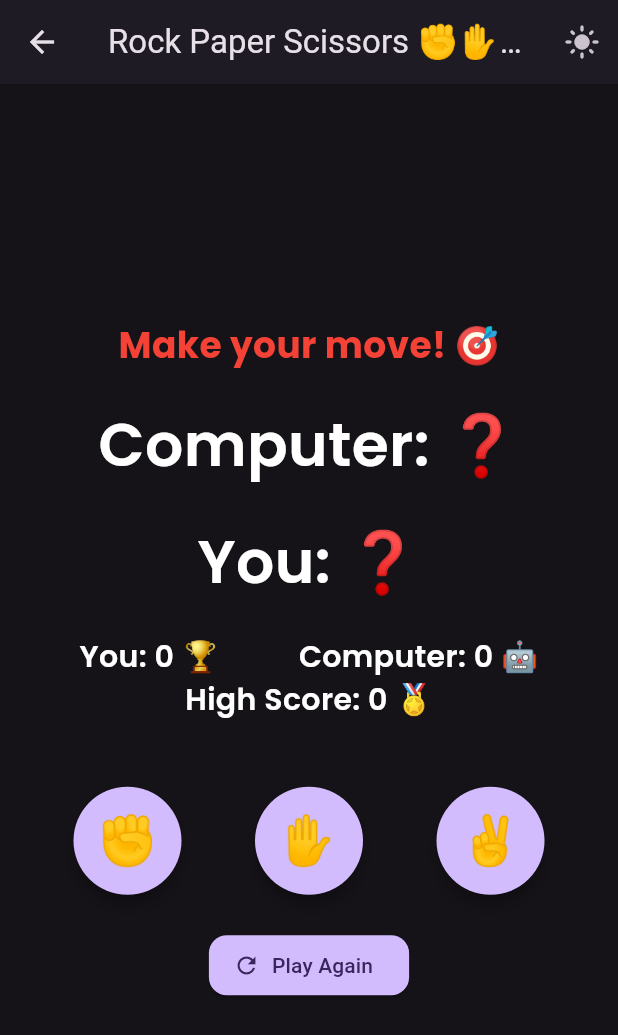
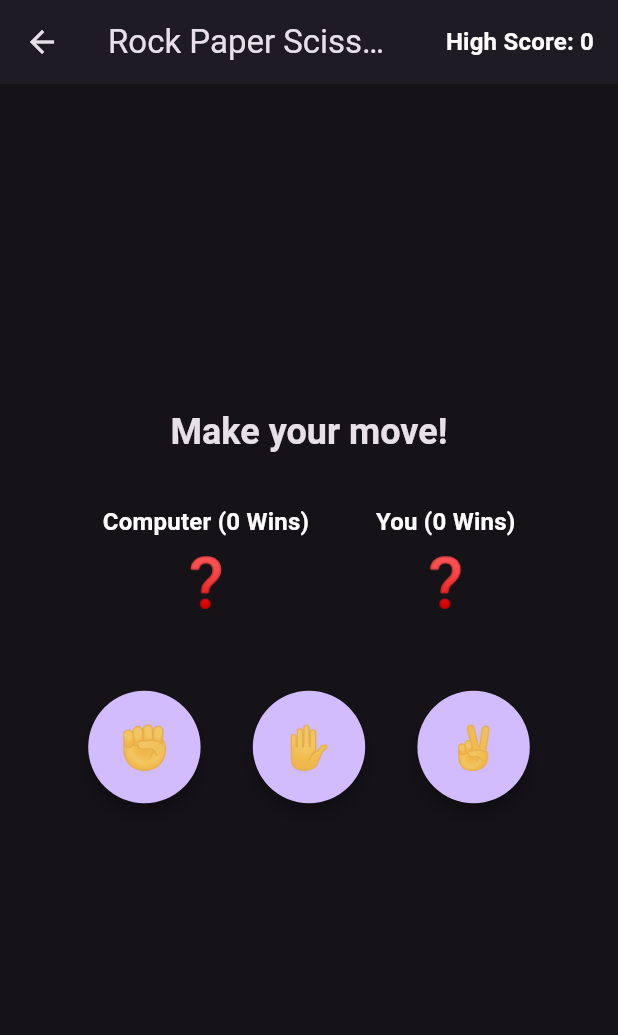
Before and after one commit to Anikshakya/Mini-Games, a Flutter app: the RockPaperScissorsScreen screen opened directly, on a phone screen of 412 x 824 dp. Shown: the top 1035 px of the screen. Run offline on Flutter 3.47's test engine with Material 3 defaults, Android fonts, the light colour scheme and no system bars; our stand-ins replace confetti, get, get_storage, google_fonts, shared_preferences; accounts and stored records are empty.

Commit message:
Managed - Rock Paper Sisscors

```diff
--- a/lib/src/view/games/rock_paper_scissors.dart
+++ b/lib/src/view/games/rock_paper_scissors.dart
@@ -1,23 +1,19 @@
 import 'dart:math';
-
 import 'package:flutter/material.dart';
-import 'package:get/get.dart';
-import 'package:google_fonts/google_fonts.dart';
-import 'package:juju_games/src/app_config/app_theme/theme_controller.dart';
 import 'package:shared_preferences/shared_preferences.dart';
 
 class RockPaperScissorsScreen extends StatefulWidget {
   const RockPaperScissorsScreen({super.key});
 
   @override
-  _RockPaperScissorsScreenState createState() => _RockPaperScissorsScreenState();
+  State<RockPaperScissorsScreen> createState() => _RockPaperScissorsScreenState();
 }
 
 class _RockPaperScissorsScreenState extends State<RockPaperScissorsScreen> {
   String playerChoice = '';
   String computerChoice = '';
   String result = '';
-  List<String> options = ['✊', '✋', '✌️'];
+  final List<String> options = ['✊', '✋', '✌️'];
   int playerWins = 0;
   int computerWins = 0;
   int highScore = 0;
@@ -28,132 +24,16 @@ class _RockPaperScissorsScreenState extends State<RockPaperScissorsScreen> {
     _loadHighScore();
   }
 
-  void _loadHighScore() async {
+  Future<void> _loadHighScore() async {
     final prefs = await SharedPreferences.getInstance();
     setState(() {
       highScore = prefs.getInt('rps_high_score') ?? 0;
     });
   }
 
-  void _saveHighScore() async {
+  Future<void> _saveHighScore() async {
     final prefs = await SharedPreferences.getInstance();
     await prefs.setInt('rps_high_score', highScore);
-  }
-
-  @override
-  Widget build(BuildContext context) {
-    final ThemeController themeController = Get.find();
-    return Scaffold(
-      appBar: AppBar(
-        title: const Text('Rock Paper Scissors ✊✋✌️'),
-        centerTitle: true,
-        actions: [
-          Obx(() => IconButton(
-                icon: Icon(themeController.isDarkMode.value ? Icons.light_mode : Icons.dark_mode),
-                onPressed: themeController.toggleTheme,
-                tooltip: 'Toggle Theme',
-              )),
-        ],
-      ),
-      body: Container(
-        decoration: BoxDecoration(
-          gradient: LinearGradient(
-            begin: Alignment.topCenter,
-            end: Alignment.bottomCenter,
-            colors: [
-              Theme.of(context).colorScheme.background,
-              Theme.of(context).colorScheme.background.withOpacity(0.8),
-            ],
-          ),
-        ),
-        child: Center(
-          child: Column(
-            mainAxisAlignment: MainAxisAlignment.center,
-            children: [
-              Text(
-                result.isNotEmpty ? result : 'Make your move! 🎯',
-                style: GoogleFonts.poppins(
-                  fontSize: 24,
-                  fontWeight: FontWeight.bold,
-                  color: result.contains('Win')
-                      ? Colors.green[700]
-                      : result.contains('Draw')
-                          ? Colors.blue[700]
-                          : Colors.red,
-                ),
-              ),
-              const SizedBox(height: 20),
-              Text(
-                'Computer: ${computerChoice.isNotEmpty ? computerChoice : '❓'}',
-                style: GoogleFonts.poppins(
-                    fontSize: 40,
-                    fontWeight: FontWeight.w600,
-                    color: Theme.of(context).textTheme.bodyLarge!.color),
-              ),
-              const SizedBox(height: 20),
-              Text(
-                'You: ${playerChoice.isNotEmpty ? playerChoice : '❓'}',
-                style: GoogleFonts.poppins(
-                    fontSize: 40,
-                    fontWeight: FontWeight.w600,
-                    color: Theme.of(context).textTheme.bodyLarge!.color),
-              ),
-              const SizedBox(height: 20),
-              Row(
-                mainAxisAlignment: MainAxisAlignment.spaceEvenly,
-                children: [
-                  Text(
-                    'You: $playerWins 🏆',
-                    style: GoogleFonts.poppins(
-                        fontSize: 20,
-                        fontWeight: FontWeight.w600,
-                        color: Theme.of(context).textTheme.bodyLarge!.color),
-                  ),
-                  Text(
-                    'Computer: $computerWins 🤖',
-                    style: GoogleFonts.poppins(
-                        fontSize: 20,
-                        fontWeight: FontWeight.w600,
-                        color: Theme.of(context).textTheme.bodyLarge!.color),
-                  ),
-                ],
-              ),
-              Text(
-                'High Score: $highScore 🏅',
-                style: GoogleFonts.poppins(
-                    fontSize: 20,
-                    fontWeight: FontWeight.w600,
-                    color: Theme.of(context).textTheme.bodyLarge!.color),
-              ),
-              const SizedBox(height: 40),
-              Row(
-                mainAxisAlignment: MainAxisAlignment.spaceEvenly,
-                children: options.map((option) {
-                  return ElevatedButton(
-                    onPressed: playerChoice.isEmpty ? () => playGame(option) : null,
-                    style: ElevatedButton.styleFrom(
-                      padding: const EdgeInsets.all(16),
-                      shape: const CircleBorder(),
-                      elevation: 4,
-                    ),
-                    child: Text(
-                      option,
-                      style: GoogleFonts.poppins(fontSize: 32),
-                    ),
-                  );
-                }).toList(),
-              ),
-              const SizedBox(height: 20),
-              ElevatedButton.icon(
-                icon: const Icon(Icons.refresh),
-                label: const Text('Play Again'),
-                onPressed: resetGame,
-              ),
-            ],
-          ),
-        ),
-      ),
-    );
   }
 
   void playGame(String choice) {
@@ -161,9 +41,10 @@ class _RockPaperScissorsScreenState extends State<RockPaperScissorsScreen> {
 
     setState(() {
       playerChoice = choice;
-      computerChoice = options[Random().nextInt(3)];
+      computerChoice = options[Random().nextInt(options.length)];
       result = determineWinner(playerChoice, computerChoice);
-      if (result == 'You Win!') {
+
+      if (result == 'You Win! 🎉🎊') {
         playerWins++;
         if (playerWins > highScore) {
           highScore = playerWins;
@@ -176,13 +57,12 @@ class _RockPaperScissorsScreenState extends State<RockPaperScissorsScreen> {
   }
 
   String determineWinner(String player, String computer) {
-    if (player == computer) {
-      return 'Draw!';
-    }
+    if (player == computer) return 'Draw!';
+
     if ((player == '✊' && computer == '✌️') ||
         (player == '✋' && computer == '✊') ||
         (player == '✌️' && computer == '✋')) {
-      return 'You Win!';
+      return 'You Win! 🎉🎊';
     }
     return 'Computer Wins!';
   }
@@ -194,4 +74,141 @@ class _RockPaperScissorsScreenState extends State<RockPaperScissorsScreen> {
       result = '';
     });
   }
+
+  @override
+  Widget build(BuildContext context) {
+    final theme = Theme.of(context);
+    final textColor = theme.colorScheme.onSurface;
+    final winColor = Colors.green[700];
+    final loseColor = Colors.red[700];
+    final drawColor = Colors.blue[700];
+
+    Color getResultColor() {
+      if (result.contains('Win') && !result.contains('Computer')) return winColor ?? Colors.green;
+      if (result.contains('Draw')) return drawColor ?? Colors.blue;
+      if (result.contains('Computer Wins')) return loseColor ?? Colors.red;
+      return textColor;
+    }
+
+    return Scaffold(
+      appBar: AppBar(
+        title: const Text("Rock Paper Scissors ✊✋✌️"),
+        actions: [
+          Padding(
+            padding: const EdgeInsets.symmetric(horizontal: 16),
+            child: Center(
+              child: Text(
+                'High Score: $highScore',
+                style: theme.textTheme.titleMedium?.copyWith(fontWeight: FontWeight.w600),
+              ),
+            ),
+          ),
+        ],
+      ),
+      body: Padding(
+        padding: const EdgeInsets.all(24.0),
+        child: Column(
+          mainAxisAlignment: MainAxisAlignment.center,
+          children: [
+            // Result message
+            AnimatedSwitcher(
+              duration: const Duration(milliseconds: 400),
+              transitionBuilder: (child, animation) => ScaleTransition(scale: animation, child: child),
+              child: Text(
+                result.isNotEmpty ? result : 'Make your move!',
+                key: ValueKey<String>(result),
+                style: theme.textTheme.headlineSmall?.copyWith(
+                  color: getResultColor(),
+                  fontWeight: FontWeight.bold,
+                ),
+              ),
+            ),
+            const SizedBox(height: 32),
+
+            // Choices display
+            Row(
+              mainAxisAlignment: MainAxisAlignment.spaceEvenly,
+              children: [
+                _ChoiceDisplay(label: 'Computer ($computerWins Wins)', choice: computerChoice, color: textColor),
+                _ChoiceDisplay(label: 'You ($playerWins Wins)', choice: playerChoice, color: textColor),
+              ],
+            ),
+            const SizedBox(height: 52),
+
+            // Buttons for choices
+            Row(
+              mainAxisAlignment: MainAxisAlignment.spaceEvenly,
+              children: options.map((option) {
+                final isDisabled = playerChoice.isNotEmpty;
+                return ElevatedButton(
+                  onPressed: isDisabled ? null : () => playGame(option),
+                  style: ElevatedButton.styleFrom(
+                    shape: const CircleBorder(),
+                    padding: const EdgeInsets.all(20),
+                    elevation: 4,
+                  ),
+                  child: Text(
+                    option,
+                    style: theme.textTheme.headlineMedium?.copyWith(fontWeight: FontWeight.bold),
+                  ),
+                );
+              }).toList(),
+            ),
+
+            const SizedBox(height: 24),
+
+            // Play Again Button (animated but doesn't shift layout)
+            Visibility(
+              visible: playerChoice.isNotEmpty,
+              maintainSize: true,
+              maintainAnimation: true,
+              maintainState: true,
+              child: AnimatedOpacity(
+                duration: const Duration(milliseconds: 500),
+                opacity: playerChoice.isNotEmpty ? 1.0 : 0.0,
+                child: FilledButton.icon(
+                  icon: const Icon(Icons.replay),
+                  label: const Text('Play Again'),
+                  onPressed: resetGame,
+                  style: FilledButton.styleFrom(
+                    minimumSize: const Size(140, 48),
+                    shape: RoundedRectangleBorder(borderRadius: BorderRadius.circular(16)),
+                  ),
+                ),
+              ),
+            ),
+          ],
+        ),
+      ),
+    );
+  }
 }
+
+class _ChoiceDisplay extends StatelessWidget {
+  final String label;
+  final String choice;
+  final Color? color;
+
+  const _ChoiceDisplay({
+    required this.label,
+    required this.choice,
+    this.color,
+  });
+
+  @override
+  Widget build(BuildContext context) {
+    return Column(
+      children: [
+        Text(
+          label,
+          style: Theme.of(context).textTheme.titleMedium?.copyWith(fontWeight: FontWeight.w600),
+        ),
+        const SizedBox(height: 8),
+        Text(
+          choice.isNotEmpty ? choice : '❓',
+          style: Theme.of(context).textTheme.headlineLarge?.copyWith(color: color),
+        ),
+      ],
+    );
+  }
+}
```
